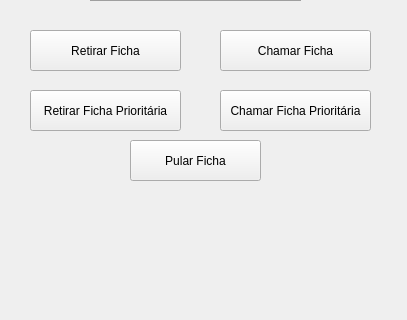
Qt form mainwindow.ui (allanradji/SGOD) before a commit; both pictures show x 0 to 407 and y 177 to 497 of the 407 by 739 pixel window.
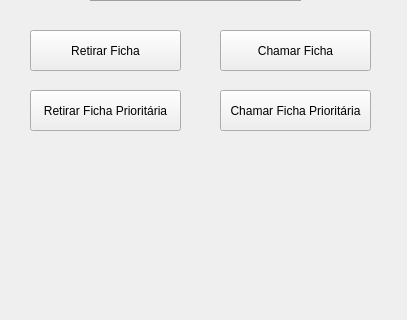
The same form after that commit.

What changed in the file:
```diff
--- a/mainwindow.ui
+++ b/mainwindow.ui
@@ -52,24 +52,6 @@
      <string>Chamar Ficha</string>
     </property>
    </widget>
-   <widget class="QPushButton" name="btnPular">
-    <property name="geometry">
-     <rect>
-      <x>130</x>
-      <y>300</y>
-      <width>131</width>
-      <height>41</height>
-     </rect>
-    </property>
-    <property name="font">
-     <font>
-      <family>Arial</family>
-     </font>
-    </property>
-    <property name="text">
-     <string>Pular Ficha</string>
-    </property>
-   </widget>
    <widget class="QPushButton" name="btnChamarPrioridade">
     <property name="geometry">
      <rect>
```
Left out of the diff: 2 changed lines with no effect on the pictures.
